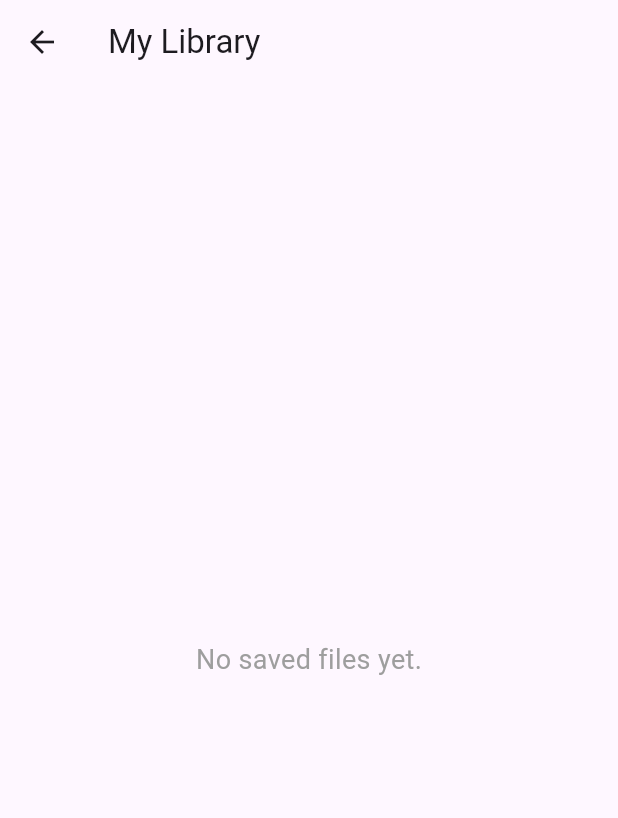
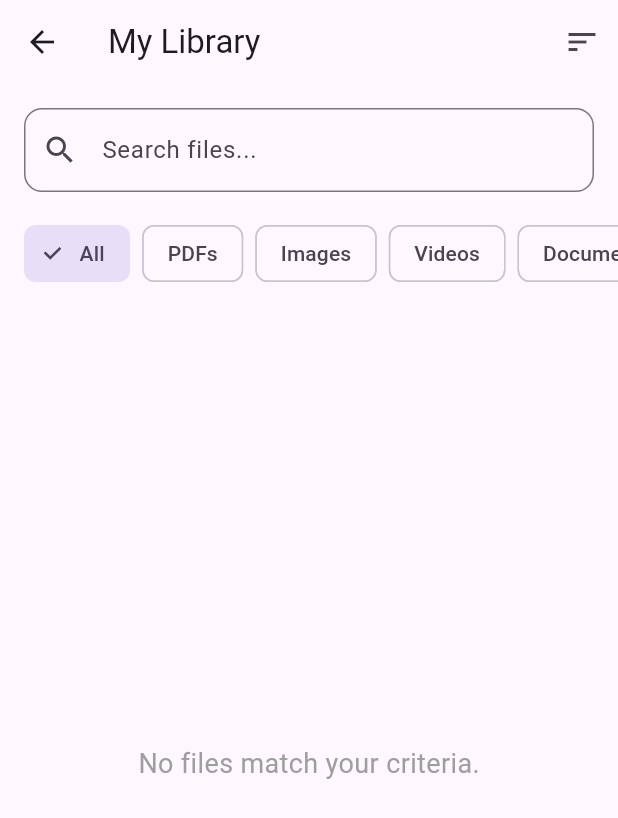
Before and after one commit to GarvitJain99/peerlink, a Flutter app: the screen it shows once a user with an empty profile is signed in, after a tap on the "folder copy" icon, on a phone screen of 412 x 824 dp. Shown: the top 818 px of the screen. Run offline on Flutter 3.47's test engine with Material 3 defaults, Android fonts, the phone set to English and light mode, and no system bars; our stand-ins replace file_picker, firebase_auth, firebase_core, open_file, permission_handler, shared_preferences; missing offline and left inert: nearby_connections; accounts and stored records are empty.

Commit message:
Library: Implement search, sort, and filter functionality

```diff
--- a/lib/app/presentation/discovery/screens/discovery_screen.dart
+++ b/lib/app/presentation/discovery/screens/discovery_screen.dart
@@ -1,5 +1,6 @@
 import 'dart:async';
 import 'package:flutter/material.dart';
+import 'package:peerlink/app/presentation/library/providers/library_view_model.dart';
 import 'package:peerlink/app/presentation/transfer/screens/transfer_screen.dart';
 import 'package:provider/provider.dart';
 import 'package:peerlink/app/presentation/auth/providers/auth_view_model.dart';
@@ -243,12 +244,19 @@ class _DiscoveryScreenState extends State<DiscoveryScreen>
             FloatingActionButton(
               heroTag: 'library_button',
               onPressed: () {
+                // First, stop scanning to prevent issues
+                final discoveryViewModel = context.read<DiscoveryViewModel>();
                 discoveryViewModel.stopScanning();
+                 context.read<LibraryViewModel>().loadFiles();
+
+
+                // Navigate to the LibraryScreen and *wait for it to close*.
                 Navigator.of(context).push(
                   MaterialPageRoute(
                     builder: (context) => const LibraryScreen(),
                   ),
                 );
+                // After the LibraryScreen is closed, tell the LibraryViewModel to reload its files.
               },
               tooltip: 'My Library',
               child: const Icon(Icons.folder_copy_outlined),
--- a/lib/app/presentation/library/providers/library_view_model.dart
+++ b/lib/app/presentation/library/providers/library_view_model.dart
@@ -2,6 +2,10 @@ import 'dart:io';
 import 'package:flutter/foundation.dart';
 import 'package:peerlink/app/data/models/saved_file_model.dart';
 import 'package:peerlink/app/data/services/library_service.dart';
+
+// Enums to manage UI state for sorting and filtering
+enum SortOption { dateDesc, dateAsc, nameAsc, nameDesc, sizeDesc, sizeAsc }
+enum FilterType { all, pdf, image, video, doc }
 
 class LibraryViewModel extends ChangeNotifier {
   final LibraryService _libraryService;
@@ -10,59 +14,111 @@ class LibraryViewModel extends ChangeNotifier {
     loadFiles();
   }
 
+  // State variables
   bool _isLoading = true;
+  List<SavedFile> _allFiles = [];
+  List<SavedFile> _displayedFiles = [];
+  String _searchQuery = '';
+  SortOption _currentSort = SortOption.dateDesc; // Default: Newest first
+  FilterType _currentFilter = FilterType.all;   // Default: Show all
+
+  // Getters for the UI
   bool get isLoading => _isLoading;
+  List<SavedFile> get displayedFiles => _displayedFiles;
+  SortOption get currentSort => _currentSort;
+  FilterType get currentFilter => _currentFilter;
 
-  List<SavedFile> _savedFiles = [];
-  List<SavedFile> get savedFiles => _savedFiles;
-
-  /// Loads the list of saved files
   Future<void> loadFiles() async {
     _isLoading = true;
     notifyListeners();
-    _savedFiles = await _libraryService.getFiles();
-    // Sort by newest to oldest
-    _savedFiles.sort((a, b) => b.dateSaved.compareTo(a.dateSaved));
+    _allFiles = await _libraryService.getFiles();
+    _applyFiltersAndSort(); // Apply default sort/filter
     _isLoading = false;
     notifyListeners();
   }
 
-  /// Deletes a file record
   Future<void> deleteFile(String id) async {
     await _libraryService.deleteFile(id);
+    await loadFiles(); // Reload all files and re-apply filters
+  }
+
+  Future<void> renameFile(SavedFile file, String newName) async {
+    // ... (Your existing renameFile logic is good)
+    // After renaming, reload the files to reflect changes.
     await loadFiles();
   }
 
-  /// Renames a file
-  Future<void> renameFile(SavedFile file, String newName) async {
-    final directory = File(file.filePath).parent.path;
-    final extension = file.fileName.split('.').last;
-    final newFilePath = '$directory/$newName.$extension';
+  // --- New methods for UI interaction ---
 
-    try {
-      final oldFile = File(file.filePath);
-      if (await oldFile.exists()) {
-        await oldFile.rename(newFilePath);
-      }
-    } catch (e) {
-      print("Error renaming file on disk: $e");
-      return;
+  void changeSort(SortOption option) {
+    _currentSort = option;
+    _applyFiltersAndSort();
+  }
+
+  void changeFilter(FilterType type) {
+    _currentFilter = type;
+    _applyFiltersAndSort();
+  }
+
+  void search(String query) {
+    _searchQuery = query;
+    _applyFiltersAndSort();
+  }
+
+  // --- Core private method to process the file list ---
+
+  void _applyFiltersAndSort() {
+    List<SavedFile> result = List.from(_allFiles);
+
+    // 1. Apply Filter
+    if (_currentFilter != FilterType.all) {
+      result = result.where((file) {
+        final extension = file.fileName.split('.').last.toLowerCase();
+        switch (_currentFilter) {
+          case FilterType.pdf:
+            return extension == 'pdf';
+          case FilterType.image:
+            return ['jpg', 'jpeg', 'png', 'gif', 'bmp'].contains(extension);
+          case FilterType.video:
+            return ['mp4', 'mov', 'avi', 'mkv'].contains(extension);
+          case FilterType.doc:
+            return ['doc', 'docx', 'ppt', 'pptx', 'xls', 'xlsx', 'txt'].contains(extension);
+          default:
+            return true;
+        }
+      }).toList();
     }
 
-    // New Saved File object with new name
-    final updatedFile = SavedFile(
-      id: file.id,
-      fileName: '$newName.$extension',
-      filePath: newFilePath,
-      fileSize: file.fileSize,
-      dateSaved: file.dateSaved,
-      senderName: file.senderName,
-    );
+    // 2. Apply Search Query
+    if (_searchQuery.isNotEmpty) {
+      result = result.where((file) {
+        return file.fileName.toLowerCase().contains(_searchQuery.toLowerCase());
+      }).toList();
+    }
 
-    // Update the record
-    await _libraryService.updateFile(updatedFile);
+    // 3. Apply Sort
+    switch (_currentSort) {
+      case SortOption.dateDesc:
+        result.sort((a, b) => b.dateSaved.compareTo(a.dateSaved));
+        break;
+      case SortOption.dateAsc:
+        result.sort((a, b) => a.dateSaved.compareTo(b.dateSaved));
+        break;
+      case SortOption.nameAsc:
+        result.sort((a, b) => a.fileName.toLowerCase().compareTo(b.fileName.toLowerCase()));
+        break;
+      case SortOption.nameDesc:
+        result.sort((a, b) => b.fileName.toLowerCase().compareTo(a.fileName.toLowerCase()));
+        break;
+      case SortOption.sizeDesc:
+        result.sort((a, b) => b.fileSize.compareTo(a.fileSize));
+        break;
+      case SortOption.sizeAsc:
+        result.sort((a, b) => a.fileSize.compareTo(b.fileSize));
+        break;
+    }
 
-    // Reload the list to show the updated name.
-    await loadFiles();
+    _displayedFiles = result;
+    notifyListeners();
   }
 }
--- a/lib/app/presentation/library/screens/library_screen.dart
+++ b/lib/app/presentation/library/screens/library_screen.dart
@@ -3,36 +3,173 @@ import 'package:peerlink/app/presentation/library/providers/library_view_model.d
 import 'package:peerlink/app/presentation/library/widgets/saved_file_list_item.dart';
 import 'package:provider/provider.dart';
 
-class LibraryScreen extends StatelessWidget {
+class LibraryScreen extends StatefulWidget {
   const LibraryScreen({super.key});
+
+  @override
+  State<LibraryScreen> createState() => _LibraryScreenState();
+}
+
+class _LibraryScreenState extends State<LibraryScreen> {
+  final _searchController = TextEditingController();
+
+  @override
+  void initState() {
+    super.initState();
+    final viewModel = context.read<LibraryViewModel>();
+    _searchController.addListener(() {
+      viewModel.search(_searchController.text);
+    });
+  }
+
+  @override
+  void dispose() {
+    _searchController.dispose();
+    super.dispose();
+  }
 
   @override
   Widget build(BuildContext context) {
     return Scaffold(
       appBar: AppBar(
         title: const Text('My Library'),
+        actions: [
+          // Sort Menu Button
+          Consumer<LibraryViewModel>(
+            builder: (context, viewModel, child) {
+              return PopupMenuButton<SortOption>(
+                icon: const Icon(Icons.sort),
+                tooltip: 'Sort by',
+                onSelected: (option) {
+                  viewModel.changeSort(option);
+                },
+                itemBuilder: (context) => [
+                  const PopupMenuItem(
+                    value: SortOption.dateDesc,
+                    child: Text('Newest First'),
+                  ),
+                  const PopupMenuItem(
+                    value: SortOption.dateAsc,
+                    child: Text('Oldest First'),
+                  ),
+                  const PopupMenuDivider(),
+                  const PopupMenuItem(
+                    value: SortOption.nameAsc,
+                    child: Text('Name (A-Z)'),
+                  ),
+                  const PopupMenuItem(
+                    value: SortOption.nameDesc,
+                    child: Text('Name (Z-A)'),
+                  ),
+                  const PopupMenuDivider(),
+                   const PopupMenuItem(
+                    value: SortOption.sizeDesc,
+                    child: Text('Size (Largest First)'),
+                  ),
+                  const PopupMenuItem(
+                    value: SortOption.sizeAsc,
+                    child: Text('Size (Smallest First)'),
+                  ),
+                ],
+              );
+            },
+          ),
+        ],
       ),
       body: Consumer<LibraryViewModel>(
         builder: (context, viewModel, child) {
+          return Column(
+            children: [
+              // Search Bar
+              Padding(
+                padding: const EdgeInsets.all(16.0),
+                child: TextField(
+                  controller: _searchController,
+                  decoration: InputDecoration(
+                    hintText: 'Search files...',
+                    prefixIcon: const Icon(Icons.search),
+                    border: OutlineInputBorder(
+                      borderRadius: BorderRadius.circular(12),
+                    ),
+                    suffixIcon: _searchController.text.isNotEmpty
+                        ? IconButton(
+                            icon: const Icon(Icons.clear),
+                            onPressed: () {
+                              _searchController.clear();
+                              viewModel.search('');
+                            },
+                          )
+                        : null,
+                  ),
+                ),
+              ),
+
+              // Filter Chips
+              SizedBox(
+                height: 50,
+                child: ListView(
+                  scrollDirection: Axis.horizontal,
+                  padding: const EdgeInsets.symmetric(horizontal: 16),
+                  children: [
+                    FilterChip(
+                      label: const Text('All'),
+                      selected: viewModel.currentFilter == FilterType.all,
+                      onSelected: (_) => viewModel.changeFilter(FilterType.all),
+                    ),
+                    const SizedBox(width: 8),
+                    FilterChip(
+                      label: const Text('PDFs'),
+                      selected: viewModel.currentFilter == FilterType.pdf,
+                      onSelected: (_) => viewModel.changeFilter(FilterType.pdf),
+                    ),
+                    const SizedBox(width: 8),
+                    FilterChip(
+                      label: const Text('Images'),
+                      selected: viewModel.currentFilter == FilterType.image,
+                      onSelected: (_) => viewModel.changeFilter(FilterType.image),
+                    ),
+                     const SizedBox(width: 8),
+                    FilterChip(
+                      label: const Text('Videos'),
+                      selected: viewModel.currentFilter == FilterType.video,
+                      onSelected: (_) => viewModel.changeFilter(FilterType.video),
+                    ),
+                     const SizedBox(width: 8),
+                    FilterChip(
+                      label: const Text('Documents'),
+                      selected: viewModel.currentFilter == FilterType.doc,
+                      onSelected: (_) => viewModel.changeFilter(FilterType.doc),
+                    ),
+                  ],
+                ),
+              ),
+
+              // File List
+              Expanded(
+                child: Builder(
+                  builder: (context) {
                     if (viewModel.isLoading) {
                       return const Center(child: CircularProgressIndicator());
                     }
-
-          if (viewModel.savedFiles.isEmpty) {
+                    if (viewModel.displayedFiles.isEmpty) {
                       return const Center(
                         child: Text(
-                'No saved files yet.',
+                          'No files match your criteria.',
                           style: TextStyle(fontSize: 18, color: Colors.grey),
                         ),
                       );
                     }
-
                     return ListView.builder(
-            itemCount: viewModel.savedFiles.length,
+                      itemCount: viewModel.displayedFiles.length,
                       itemBuilder: (context, index) {
-              final file = viewModel.savedFiles[index];
+                        final file = viewModel.displayedFiles[index];
                         return SavedFileListItem(file: file);
                       },
+                    );
+                  },
+                ),
+              ),
+            ],
           );
         },
       ),
```
Also changed, not shown: lib/app/presentation/library/widgets/saved_file_list_item.dart (+3 -4 lines). Lines whose indentation alone changed are shown as unchanged.
